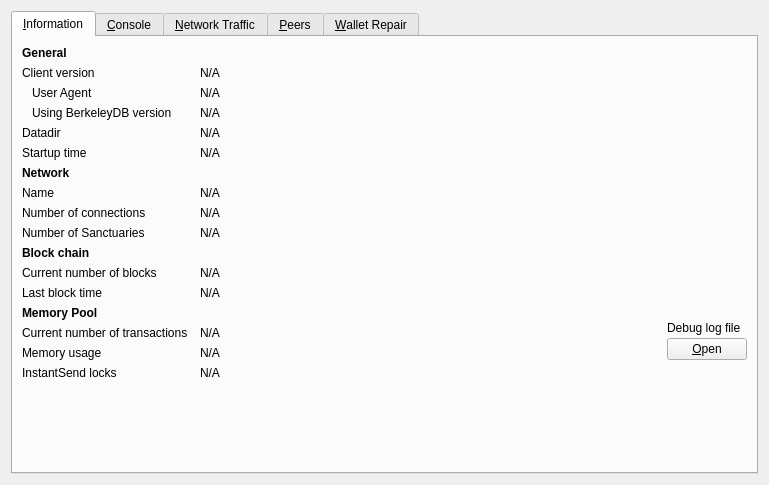
Above: src/qt/forms/debugwindow.ui from criptolot/biblepay before the change. Below: the same form after it.
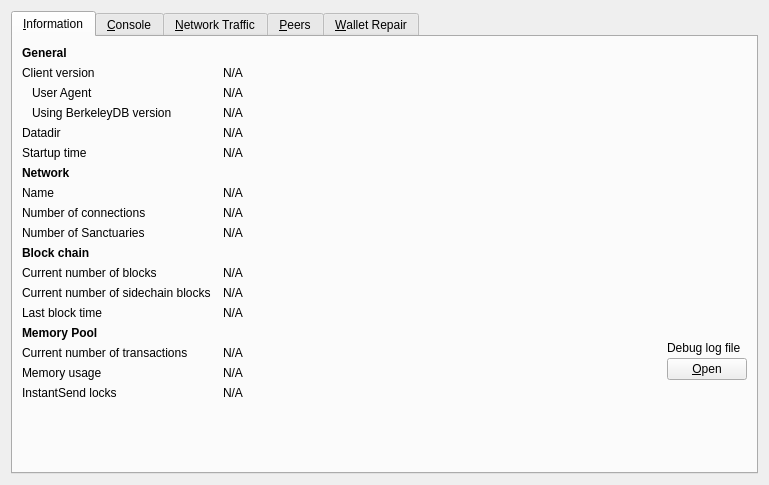
That is the form after the change. Icons and pictures are not drawn. Custom widgets are drawn as their Qt base class.

Patch:
```diff
--- a/src/qt/forms/debugwindow.ui
+++ b/src/qt/forms/debugwindow.ui
@@ -274,13 +274,36 @@
         </widget>
        </item>
        <item row="12" column="0">
+        <widget class="QLabel" name="label_3">
+         <property name="text">
+          <string>Current number of sidechain blocks</string>
+         </property>
+        </widget>
+       </item>
+       <item row="12" column="1" colspan="2">
+        <widget class="QLabel" name="numberOfSidechainBlocks">
+         <property name="cursor">
+          <cursorShape>IBeamCursor</cursorShape>
+         </property>
+         <property name="text">
+          <string>N/A</string>
+         </property>
+         <property name="textFormat">
+          <enum>Qt::PlainText</enum>
+         </property>
+         <property name="textInteractionFlags">
+          <set>Qt::LinksAccessibleByMouse|Qt::TextSelectableByKeyboard|Qt::TextSelectableByMouse</set>
+         </property>
+        </widget>
+       </item>
+       <item row="13" column="0">
         <widget class="QLabel" name="labelLastBlockTime">
          <property name="text">
           <string>Last block time</string>
          </property>
         </widget>
        </item>
-       <item row="12" column="1" colspan="2">
+       <item row="13" column="1" colspan="2">
         <widget class="QLabel" name="lastBlockTime">
          <property name="cursor">
           <cursorShape>IBeamCursor</cursorShape>
@@ -296,7 +319,7 @@
          </property>
         </widget>
        </item>
-       <item row="13" column="0">
+       <item row="14" column="0">
         <widget class="QLabel" name="labelMempoolTitle">
          <property name="font">
           <font>
@@ -309,14 +332,14 @@
          </property>
         </widget>
        </item>
-       <item row="14" column="0">
+       <item row="15" column="0">
         <widget class="QLabel" name="labelNumberOfTransactions">
          <property name="text">
           <string>Current number of transactions</string>
          </property>
         </widget>
        </item>
-       <item row="14" column="1">
+       <item row="15" column="1">
         <widget class="QLabel" name="mempoolNumberTxs">
          <property name="cursor">
           <cursorShape>IBeamCursor</cursorShape>
@@ -332,14 +355,14 @@
          </property>
         </widget>
        </item>
-       <item row="15" column="0">
+       <item row="16" column="0">
         <widget class="QLabel" name="labelMemoryUsage">
          <property name="text">
           <string>Memory usage</string>
          </property>
         </widget>
        </item>
-       <item row="15" column="1">
+       <item row="16" column="1">
         <widget class="QLabel" name="mempoolSize">
          <property name="cursor">
           <cursorShape>IBeamCursor</cursorShape>
@@ -355,7 +378,7 @@
          </property>
         </widget>
        </item>
-       <item row="13" column="2" rowspan="3">
+       <item row="14" column="2" rowspan="3">
         <layout class="QVBoxLayout" name="verticalLayoutDebugButton">
          <property name="spacing">
           <number>3</number>
@@ -395,7 +418,7 @@
          </item>
         </layout>
        </item>
-       <item row="17" column="0">
+       <item row="18" column="0">
         <spacer name="verticalSpacer">
          <property name="orientation">
           <enum>Qt::Vertical</enum>
@@ -408,14 +431,14 @@
          </property>
         </spacer>
        </item>
-       <item row="16" column="0">
+       <item row="17" column="0">
         <widget class="QLabel" name="labelInstantSendLockCount">
          <property name="text">
           <string>InstantSend locks</string>
          </property>
         </widget>
        </item>
-       <item row="16" column="1">
+       <item row="17" column="1">
         <widget class="QLabel" name="instantSendLockCount">
          <property name="text">
           <string>N/A</string>
```
Left out of the diff: 12 changed lines with no effect on the pictures. Lines whose indentation alone changed are shown as unchanged.
